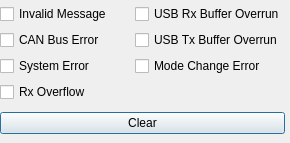
bemcgarvey/CAN-FD_Client, file src/errordialog.ui: the form before one commit.
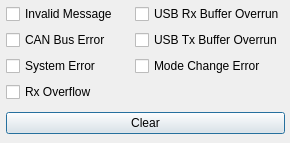
The form after the commit.

Diff of the .ui file:
```diff
--- a/src/errordialog.ui
+++ b/src/errordialog.ui
@@ -23,6 +23,9 @@
     </rect>
    </property>
    <layout class="QGridLayout" name="gridLayout_2">
+    <property name="leftMargin">
+     <number>6</number>
+    </property>
     <item row="0" column="0">
      <layout class="QGridLayout" name="gridLayout">
       <item row="0" column="0">
```
